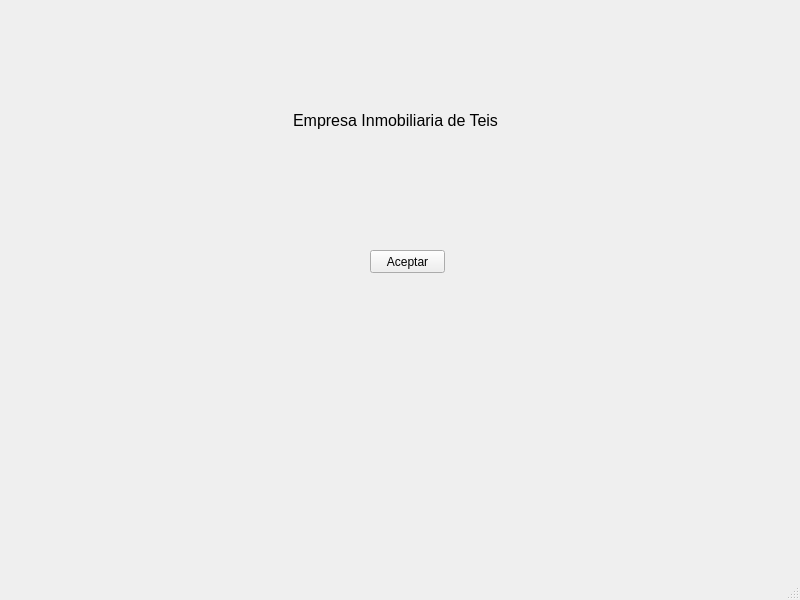
The window that venPrincipal.ui (yelkov/ProyectoDI) describes before a commit, drawn with Qt 5.
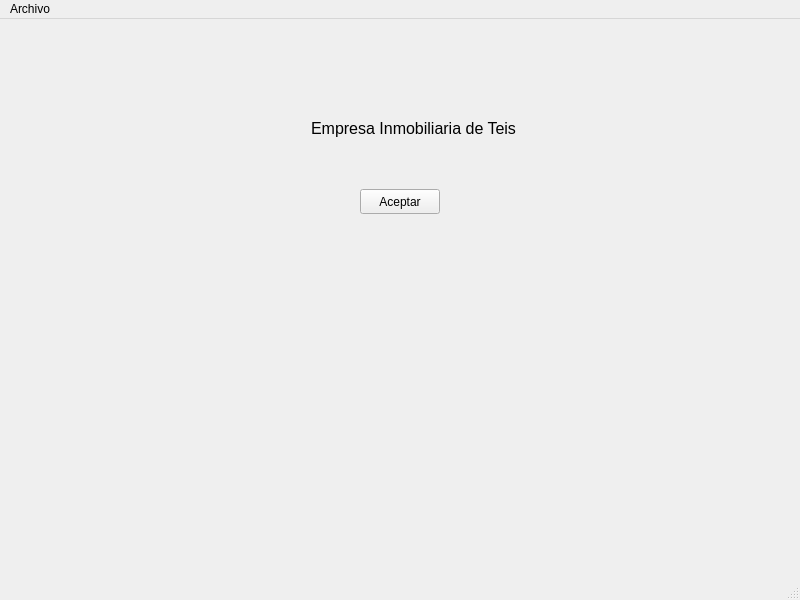
The same window after the commit.

Diff of the .ui file:
```diff
--- a/venPrincipal.ui
+++ b/venPrincipal.ui
@@ -14,26 +14,13 @@
    <string>InmoTeis</string>
   </property>
   <widget class="QWidget" name="centralwidget">
-   <widget class="QPushButton" name="botAceptar">
-    <property name="geometry">
-     <rect>
-      <x>370</x>
-      <y>250</y>
-      <width>75</width>
-      <height>23</height>
-     </rect>
-    </property>
-    <property name="text">
-     <string>Aceptar</string>
-    </property>
-   </widget>
    <widget class="QLabel" name="lblTitulo">
     <property name="geometry">
      <rect>
-      <x>240</x>
-      <y>110</y>
-      <width>311</width>
-      <height>21</height>
+      <x>310</x>
+      <y>100</y>
+      <width>207</width>
+      <height>19</height>
      </rect>
     </property>
     <property name="font">
@@ -51,6 +38,31 @@
      <set>Qt::AlignCenter</set>
     </property>
    </widget>
+   <widget class="QPushButton" name="botAceptar">
+    <property name="geometry">
+     <rect>
+      <x>360</x>
+      <y>170</y>
+      <width>80</width>
+      <height>25</height>
+     </rect>
+    </property>
+    <property name="minimumSize">
+     <size>
+      <width>80</width>
+      <height>25</height>
+     </size>
+    </property>
+    <property name="maximumSize">
+     <size>
+      <width>80</width>
+      <height>25</height>
+     </size>
+    </property>
+    <property name="text">
+     <string>Aceptar</string>
+    </property>
+   </widget>
   </widget>
   <widget class="QMenuBar" name="menubar">
    <property name="geometry">
@@ -61,6 +73,13 @@
      <height>21</height>
     </rect>
    </property>
+   <widget class="QMenu" name="menuArchivo">
+    <property name="title">
+     <string>Archivo</string>
+    </property>
+    <addaction name="actionSalir"/>
+   </widget>
+   <addaction name="menuArchivo"/>
   </widget>
   <widget class="QStatusBar" name="statusbar"/>
  </widget>
```
Left out of the diff: 5 changed lines with no effect on the pictures.
